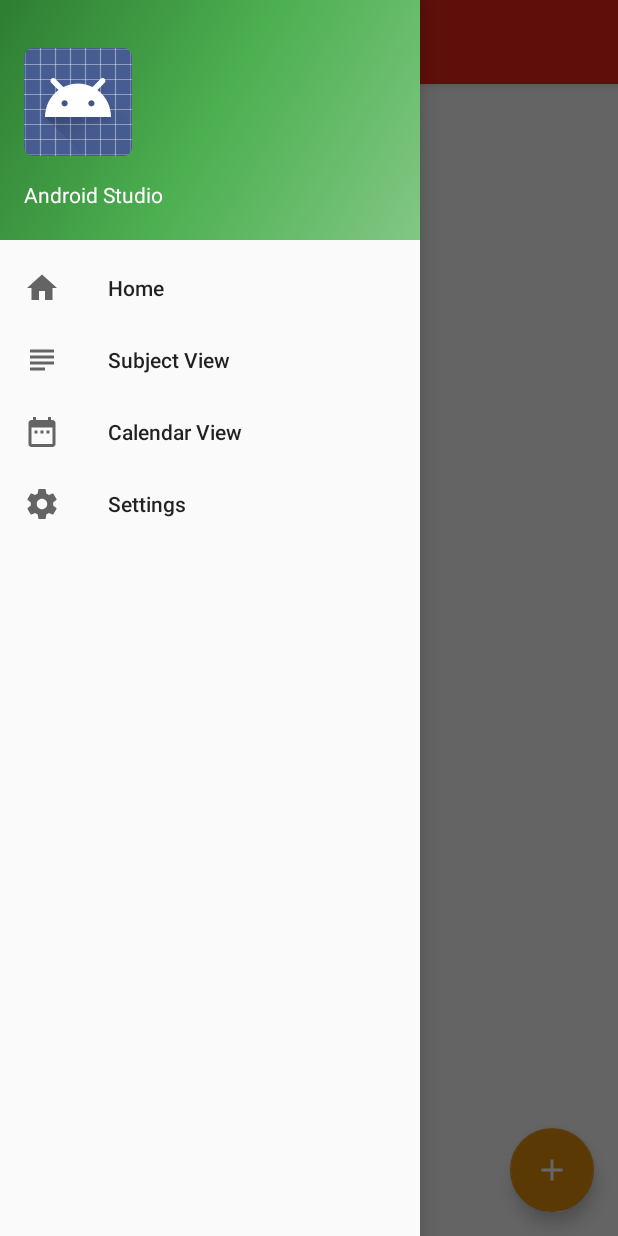
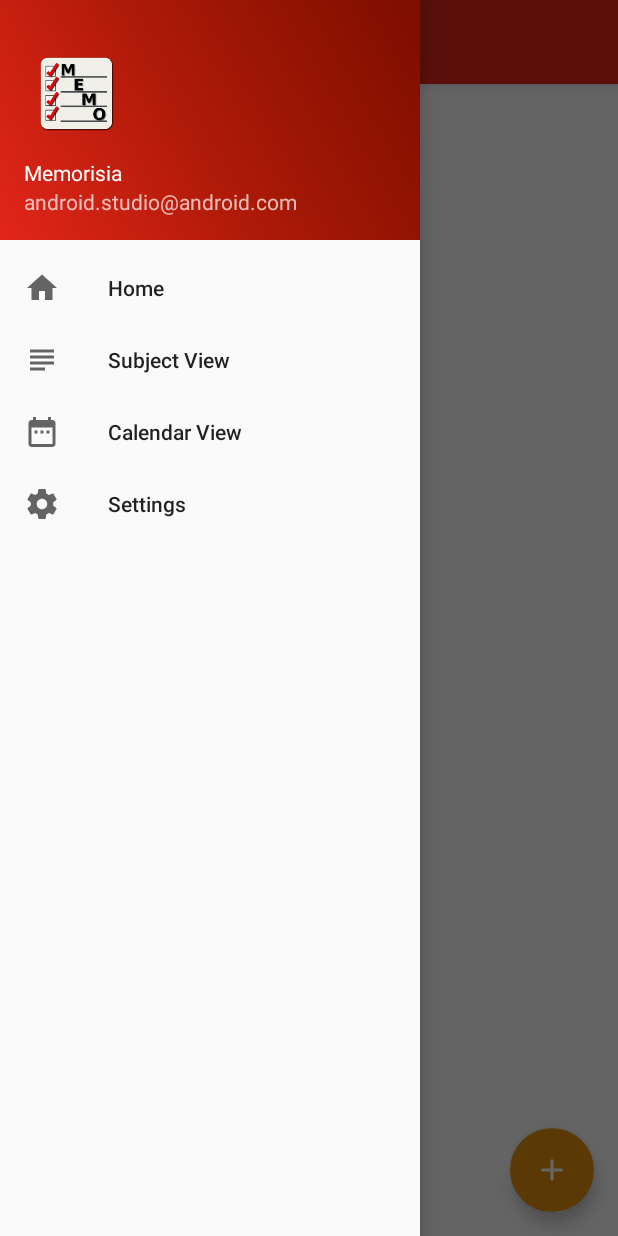
Before and after one commit to Keplyx/Memorisia, an Android app: the screen it shows after launch (MainActivity), with the side drawer open, on a phone screen of 412 x 824 dp. Run offline under Robolectric (Android 15) with nearby library versions, the phone set to English and light mode, and no system bars.

Commit message:
Improved colors and logo

```diff
--- a/app/src/main/AndroidManifest.xml
+++ b/app/src/main/AndroidManifest.xml
@@ -4,9 +4,9 @@
 
     <application
         android:allowBackup="true"
-        android:icon="@mipmap/ic_launcher"
+        android:icon="@mipmap/memorisia_logo"
         android:label="@string/app_name"
-        android:roundIcon="@mipmap/ic_launcher_round"
+        android:roundIcon="@mipmap/memorisia_logo"
         android:supportsRtl="true"
         android:theme="@style/AppTheme">
         <activity
--- a/app/src/main/res/drawable/side_nav_bar.xml
+++ b/app/src/main/res/drawable/side_nav_bar.xml
@@ -1,9 +1,9 @@
 <shape xmlns:android="http://schemas.android.com/apk/res/android"
        android:shape="rectangle">
     <gradient
-        android:angle="135"
-        android:centerColor="#4CAF50"
-        android:endColor="#2E7D32"
-        android:startColor="#81C784"
+        android:angle="45"
+        android:centerColor="#aa1906"
+        android:endColor="#7c0e00"
+        android:startColor="#E2261B"
         android:type="linear"/>
 </shape>
--- a/app/src/main/res/layout/nav_header_main.xml
+++ b/app/src/main/res/layout/nav_header_main.xml
@@ -15,16 +15,16 @@
 
     <ImageView
         android:id="@+id/imageView"
-        android:layout_width="wrap_content"
-        android:layout_height="wrap_content"
+        android:layout_width="70dp"
+        android:layout_height="70dp"
         android:paddingTop="@dimen/nav_header_vertical_spacing"
-        app:srcCompat="@android:drawable/sym_def_app_icon"/>
+        app:srcCompat="@mipmap/memorisia_logo"/>
 
     <TextView
         android:layout_width="match_parent"
         android:layout_height="wrap_content"
         android:paddingTop="@dimen/nav_header_vertical_spacing"
-        android:text="Android Studio"
+        android:text="@string/app_name"
         android:textAppearance="@style/TextAppearance.AppCompat.Body1"/>
 
     <TextView
--- a/app/src/main/res/values/colors.xml
+++ b/app/src/main/res/values/colors.xml
@@ -1,11 +1,11 @@
 <?xml version="1.0" encoding="utf-8"?>
 <resources>
-    <color name="colorPrimary">#ed251a</color>
+    <color name="colorPrimary">#E2261B</color>
     <color name="colorPrimaryDark">#960808</color>
     <color name="colorAccent">#e49009</color>
     <color name="colorWhite">#ffffff</color>
     <color name="iconTint">#7d7d7d</color>
-    <color name="colorRed">#db0000</color>
+    <color name="colorRed">#E31C17</color>
     <color name="colorNo">#f35555</color>
     <color name="colorYes">#35d93d</color>
     <color name="backgroundDark">#2F343A</color>
```
Also changed, not shown: app/src/main/res/mipmap-xxxhdpi/memorisia_logo.png (added).
